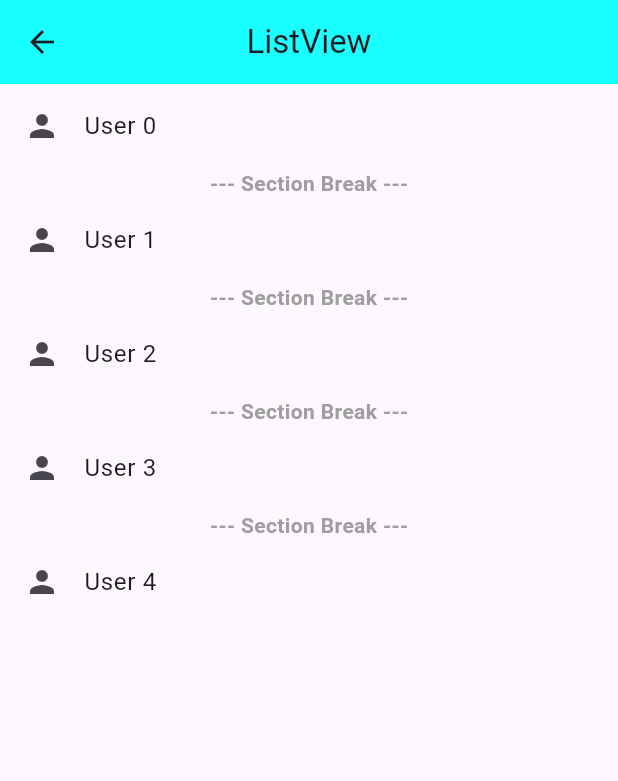
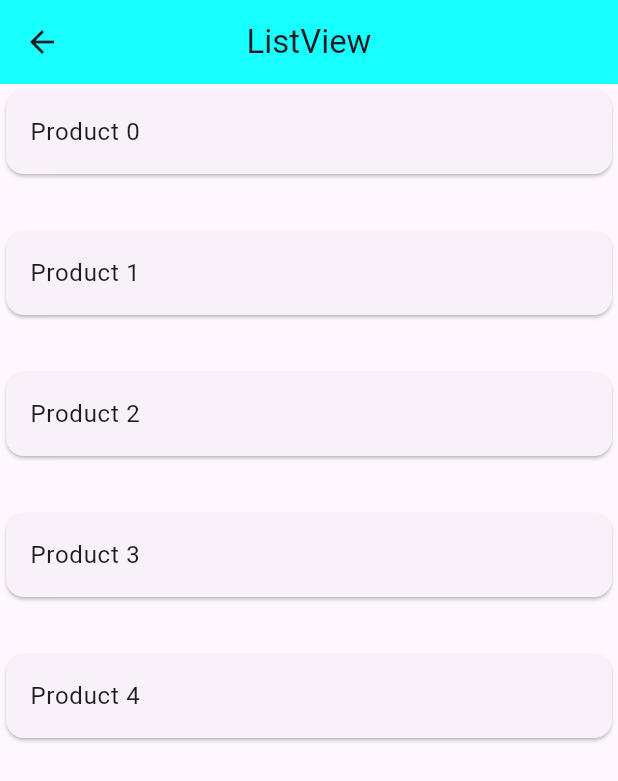
Before and after one commit to Maha6468/widget_practice, a Flutter app: the ListView_All screen opened directly, on a phone screen of 412 x 824 dp. Shown: the top 781 px of the screen. Run offline on Flutter 3.47's test engine with Material 3 defaults, Android fonts, the phone set to English and light mode, and no system bars; statements that could not run were skipped.

Commit message:
ListView.separated

```diff
--- a/lib/Normal_widget/container_All.dart
+++ b/lib/Normal_widget/container_All.dart
@@ -11,24 +11,20 @@ class ListView_All extends StatelessWidget {
           centerTitle: true,
           backgroundColor: Colors.cyanAccent,
         ),
-        body:
-        ListView.separated(
+        body:ListView.separated(
           itemCount: 5,
           itemBuilder: (context, index) {
-            return ListTile(
-              leading: Icon(Icons.person),
-              title: Text("User $index"),
+            return Card(
+              child: ListTile(
+                title: Text("Product $index"),
+              ),
             );
           },
           separatorBuilder: (context, index) {
-            return Center(
-              child: Text(
-                "--- Section Break ---",
-                style: TextStyle(color: Colors.grey, fontWeight: FontWeight.bold),
-              ),
-            );
+            return SizedBox(height: 30); // বড় gap
           },
         )
+
 
     );
   }
```
